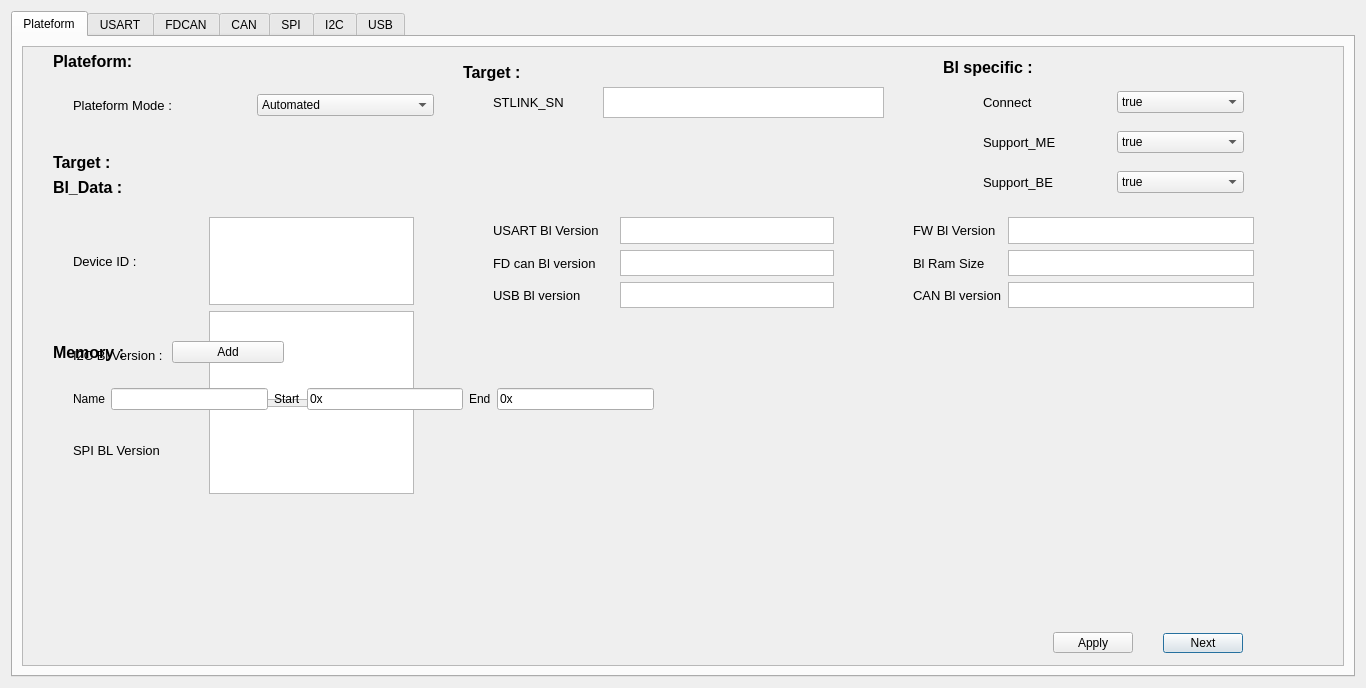
First picture: the form in appdialog.ui, repository medbsl/GUI-TooL, before the edit.
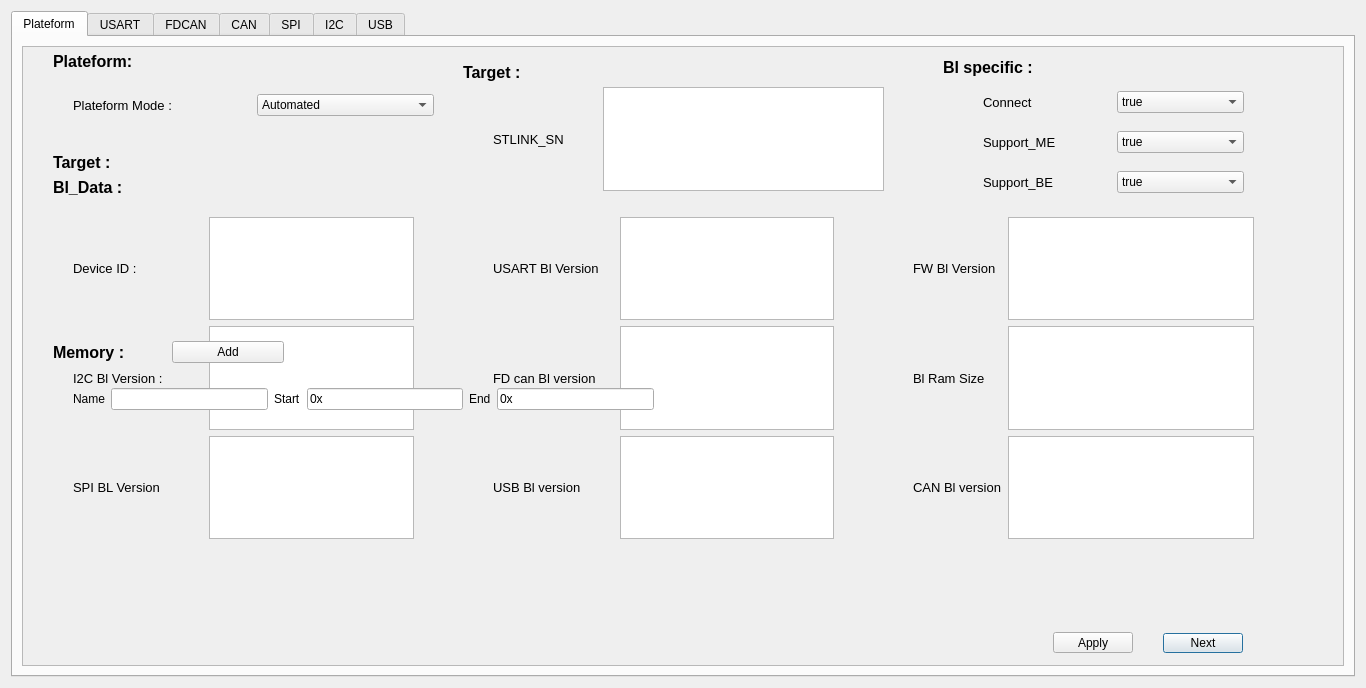
Second picture: the form after the edit. The open tabs and pages were chosen to show the change.

What changed in the file:
```diff
--- a/appdialog.ui
+++ b/appdialog.ui
@@ -35,7 +35,7 @@
             <x>0</x>
             <y>0</y>
             <width>1314</width>
-            <height>617</height>
+            <height>616</height>
            </rect>
           </property>
           <widget class="QLabel" name="label_28">
@@ -64,7 +64,7 @@
              <x>890</x>
              <y>170</y>
              <width>341</width>
-             <height>91</height>
+             <height>322</height>
             </rect>
            </property>
            <layout class="QGridLayout" name="gridLayout_4">
@@ -86,8 +86,8 @@
                <string>&lt;!DOCTYPE HTML PUBLIC &quot;-//W3C//DTD HTML 4.0//EN&quot; &quot;http://www.w3.org/TR/REC-html40/strict.dtd&quot;&gt;
 &lt;html&gt;&lt;head&gt;&lt;meta name=&quot;qrichtext&quot; content=&quot;1&quot; /&gt;&lt;style type=&quot;text/css&quot;&gt;
 p, li { white-space: pre-wrap; }
-&lt;/style&gt;&lt;/head&gt;&lt;body style=&quot; font-family:'MS Shell Dlg 2'; font-size:7.8pt; font-weight:400; font-style:normal;&quot;&gt;
-&lt;p style=&quot;-qt-paragraph-type:empty; margin-top:0px; margin-bottom:0px; margin-left:0px; margin-right:0px; -qt-block-indent:0; text-indent:0px; font-size:8pt;&quot;&gt;&lt;br /&gt;&lt;/p&gt;&lt;/body&gt;&lt;/html&gt;</string>
+&lt;/style&gt;&lt;/head&gt;&lt;body style=&quot; font-family:'MS Shell Dlg 2'; font-size:8pt; font-weight:400; font-style:normal;&quot;&gt;
+&lt;p style=&quot;-qt-paragraph-type:empty; margin-top:0px; margin-bottom:0px; margin-left:0px; margin-right:0px; -qt-block-indent:0; text-indent:0px;&quot;&gt;&lt;br /&gt;&lt;/p&gt;&lt;/body&gt;&lt;/html&gt;</string>
               </property>
              </widget>
             </item>
@@ -109,8 +109,8 @@
                <string>&lt;!DOCTYPE HTML PUBLIC &quot;-//W3C//DTD HTML 4.0//EN&quot; &quot;http://www.w3.org/TR/REC-html40/strict.dtd&quot;&gt;
 &lt;html&gt;&lt;head&gt;&lt;meta name=&quot;qrichtext&quot; content=&quot;1&quot; /&gt;&lt;style type=&quot;text/css&quot;&gt;
 p, li { white-space: pre-wrap; }
-&lt;/style&gt;&lt;/head&gt;&lt;body style=&quot; font-family:'MS Shell Dlg 2'; font-size:7.8pt; font-weight:400; font-style:normal;&quot;&gt;
-&lt;p style=&quot;-qt-paragraph-type:empty; margin-top:0px; margin-bottom:0px; margin-left:0px; margin-right:0px; -qt-block-indent:0; text-indent:0px; font-size:8pt;&quot;&gt;&lt;br /&gt;&lt;/p&gt;&lt;/body&gt;&lt;/html&gt;</string>
+&lt;/style&gt;&lt;/head&gt;&lt;body style=&quot; font-family:'MS Shell Dlg 2'; font-size:8pt; font-weight:400; font-style:normal;&quot;&gt;
+&lt;p style=&quot;-qt-paragraph-type:empty; margin-top:0px; margin-bottom:0px; margin-left:0px; margin-right:0px; -qt-block-indent:0; text-indent:0px;&quot;&gt;&lt;br /&gt;&lt;/p&gt;&lt;/body&gt;&lt;/html&gt;</string>
               </property>
              </widget>
             </item>
@@ -132,8 +132,8 @@
                <string>&lt;!DOCTYPE HTML PUBLIC &quot;-//W3C//DTD HTML 4.0//EN&quot; &quot;http://www.w3.org/TR/REC-html40/strict.dtd&quot;&gt;
 &lt;html&gt;&lt;head&gt;&lt;meta name=&quot;qrichtext&quot; content=&quot;1&quot; /&gt;&lt;style type=&quot;text/css&quot;&gt;
 p, li { white-space: pre-wrap; }
-&lt;/style&gt;&lt;/head&gt;&lt;body style=&quot; font-family:'MS Shell Dlg 2'; font-size:7.8pt; font-weight:400; font-style:normal;&quot;&gt;
-&lt;p style=&quot;-qt-paragraph-type:empty; margin-top:0px; margin-bottom:0px; margin-left:0px; margin-right:0px; -qt-block-indent:0; text-indent:0px; font-size:8pt;&quot;&gt;&lt;br /&gt;&lt;/p&gt;&lt;/body&gt;&lt;/html&gt;</string>
+&lt;/style&gt;&lt;/head&gt;&lt;body style=&quot; font-family:'MS Shell Dlg 2'; font-size:8pt; font-weight:400; font-style:normal;&quot;&gt;
+&lt;p style=&quot;-qt-paragraph-type:empty; margin-top:0px; margin-bottom:0px; margin-left:0px; margin-right:0px; -qt-block-indent:0; text-indent:0px;&quot;&gt;&lt;br /&gt;&lt;/p&gt;&lt;/body&gt;&lt;/html&gt;</string>
               </property>
              </widget>
             </item>
@@ -145,7 +145,7 @@
              <x>50</x>
              <y>170</y>
              <width>341</width>
-             <height>277</height>
+             <height>322</height>
             </rect>
            </property>
            <layout class="QGridLayout" name="gridLayout_2">
@@ -167,8 +167,8 @@
                <string>&lt;!DOCTYPE HTML PUBLIC &quot;-//W3C//DTD HTML 4.0//EN&quot; &quot;http://www.w3.org/TR/REC-html40/strict.dtd&quot;&gt;
 &lt;html&gt;&lt;head&gt;&lt;meta name=&quot;qrichtext&quot; content=&quot;1&quot; /&gt;&lt;style type=&quot;text/css&quot;&gt;
 p, li { white-space: pre-wrap; }
-&lt;/style&gt;&lt;/head&gt;&lt;body style=&quot; font-family:'MS Shell Dlg 2'; font-size:7.8pt; font-weight:400; font-style:normal;&quot;&gt;
-&lt;p style=&quot;-qt-paragraph-type:empty; margin-top:0px; margin-bottom:0px; margin-left:0px; margin-right:0px; -qt-block-indent:0; text-indent:0px; font-size:8pt;&quot;&gt;&lt;br /&gt;&lt;/p&gt;&lt;/body&gt;&lt;/html&gt;</string>
+&lt;/style&gt;&lt;/head&gt;&lt;body style=&quot; font-family:'MS Shell Dlg 2'; font-size:8pt; font-weight:400; font-style:normal;&quot;&gt;
+&lt;p style=&quot;-qt-paragraph-type:empty; margin-top:0px; margin-bottom:0px; margin-left:0px; margin-right:0px; -qt-block-indent:0; text-indent:0px;&quot;&gt;&lt;br /&gt;&lt;/p&gt;&lt;/body&gt;&lt;/html&gt;</string>
               </property>
              </widget>
             </item>
@@ -190,8 +190,8 @@
                <string>&lt;!DOCTYPE HTML PUBLIC &quot;-//W3C//DTD HTML 4.0//EN&quot; &quot;http://www.w3.org/TR/REC-html40/strict.dtd&quot;&gt;
 &lt;html&gt;&lt;head&gt;&lt;meta name=&quot;qrichtext&quot; content=&quot;1&quot; /&gt;&lt;style type=&quot;text/css&quot;&gt;
 p, li { white-space: pre-wrap; }
-&lt;/style&gt;&lt;/head&gt;&lt;body style=&quot; font-family:'MS Shell Dlg 2'; font-size:7.8pt; font-weight:400; font-style:normal;&quot;&gt;
-&lt;p style=&quot;-qt-paragraph-type:empty; margin-top:0px; margin-bottom:0px; margin-left:0px; margin-right:0px; -qt-block-indent:0; text-indent:0px; font-size:8pt;&quot;&gt;&lt;br /&gt;&lt;/p&gt;&lt;/body&gt;&lt;/html&gt;</string>
+&lt;/style&gt;&lt;/head&gt;&lt;body style=&quot; font-family:'MS Shell Dlg 2'; font-size:8pt; font-weight:400; font-style:normal;&quot;&gt;
+&lt;p style=&quot;-qt-paragraph-type:empty; margin-top:0px; margin-bottom:0px; margin-left:0px; margin-right:0px; -qt-block-indent:0; text-indent:0px;&quot;&gt;&lt;br /&gt;&lt;/p&gt;&lt;/body&gt;&lt;/html&gt;</string>
               </property>
              </widget>
             </item>
@@ -213,8 +213,8 @@
                <string>&lt;!DOCTYPE HTML PUBLIC &quot;-//W3C//DTD HTML 4.0//EN&quot; &quot;http://www.w3.org/TR/REC-html40/strict.dtd&quot;&gt;
 &lt;html&gt;&lt;head&gt;&lt;meta name=&quot;qrichtext&quot; content=&quot;1&quot; /&gt;&lt;style type=&quot;text/css&quot;&gt;
 p, li { white-space: pre-wrap; }
-&lt;/style&gt;&lt;/head&gt;&lt;body style=&quot; font-family:'MS Shell Dlg 2'; font-size:7.8pt; font-weight:400; font-style:normal;&quot;&gt;
-&lt;p style=&quot;-qt-paragraph-type:empty; margin-top:0px; margin-bottom:0px; margin-left:0px; margin-right:0px; -qt-block-indent:0; text-indent:0px; font-size:8pt;&quot;&gt;&lt;br /&gt;&lt;/p&gt;&lt;/body&gt;&lt;/html&gt;</string>
+&lt;/style&gt;&lt;/head&gt;&lt;body style=&quot; font-family:'MS Shell Dlg 2'; font-size:8pt; font-weight:400; font-style:normal;&quot;&gt;
+&lt;p style=&quot;-qt-paragraph-type:empty; margin-top:0px; margin-bottom:0px; margin-left:0px; margin-right:0px; -qt-block-indent:0; text-indent:0px;&quot;&gt;&lt;br /&gt;&lt;/p&gt;&lt;/body&gt;&lt;/html&gt;</string>
               </property>
              </widget>
             </item>
@@ -226,7 +226,7 @@
              <x>470</x>
              <y>170</y>
              <width>341</width>
-             <height>91</height>
+             <height>322</height>
             </rect>
            </property>
            <layout class="QGridLayout" name="gridLayout_3">
@@ -248,8 +248,8 @@
                <string>&lt;!DOCTYPE HTML PUBLIC &quot;-//W3C//DTD HTML 4.0//EN&quot; &quot;http://www.w3.org/TR/REC-html40/strict.dtd&quot;&gt;
 &lt;html&gt;&lt;head&gt;&lt;meta name=&quot;qrichtext&quot; content=&quot;1&quot; /&gt;&lt;style type=&quot;text/css&quot;&gt;
 p, li { white-space: pre-wrap; }
-&lt;/style&gt;&lt;/head&gt;&lt;body style=&quot; font-family:'MS Shell Dlg 2'; font-size:7.8pt; font-weight:400; font-style:normal;&quot;&gt;
-&lt;p style=&quot;-qt-paragraph-type:empty; margin-top:0px; margin-bottom:0px; margin-left:0px; margin-right:0px; -qt-block-indent:0; text-indent:0px; font-size:8pt;&quot;&gt;&lt;br /&gt;&lt;/p&gt;&lt;/body&gt;&lt;/html&gt;</string>
+&lt;/style&gt;&lt;/head&gt;&lt;body style=&quot; font-family:'MS Shell Dlg 2'; font-size:8pt; font-weight:400; font-style:normal;&quot;&gt;
+&lt;p style=&quot;-qt-paragraph-type:empty; margin-top:0px; margin-bottom:0px; margin-left:0px; margin-right:0px; -qt-block-indent:0; text-indent:0px;&quot;&gt;&lt;br /&gt;&lt;/p&gt;&lt;/body&gt;&lt;/html&gt;</string>
               </property>
              </widget>
             </item>
@@ -271,8 +271,8 @@
                <string>&lt;!DOCTYPE HTML PUBLIC &quot;-//W3C//DTD HTML 4.0//EN&quot; &quot;http://www.w3.org/TR/REC-html40/strict.dtd&quot;&gt;
 &lt;html&gt;&lt;head&gt;&lt;meta name=&quot;qrichtext&quot; content=&quot;1&quot; /&gt;&lt;style type=&quot;text/css&quot;&gt;
 p, li { white-space: pre-wrap; }
-&lt;/style&gt;&lt;/head&gt;&lt;body style=&quot; font-family:'MS Shell Dlg 2'; font-size:7.8pt; font-weight:400; font-style:normal;&quot;&gt;
-&lt;p style=&quot;-qt-paragraph-type:empty; margin-top:0px; margin-bottom:0px; margin-left:0px; margin-right:0px; -qt-block-indent:0; text-indent:0px; font-size:8pt;&quot;&gt;&lt;br /&gt;&lt;/p&gt;&lt;/body&gt;&lt;/html&gt;</string>
+&lt;/style&gt;&lt;/head&gt;&lt;body style=&quot; font-family:'MS Shell Dlg 2'; font-size:8pt; font-weight:400; font-style:normal;&quot;&gt;
+&lt;p style=&quot;-qt-paragraph-type:empty; margin-top:0px; margin-bottom:0px; margin-left:0px; margin-right:0px; -qt-block-indent:0; text-indent:0px;&quot;&gt;&lt;br /&gt;&lt;/p&gt;&lt;/body&gt;&lt;/html&gt;</string>
               </property>
              </widget>
             </item>
@@ -294,8 +294,8 @@
                <string>&lt;!DOCTYPE HTML PUBLIC &quot;-//W3C//DTD HTML 4.0//EN&quot; &quot;http://www.w3.org/TR/REC-html40/strict.dtd&quot;&gt;
 &lt;html&gt;&lt;head&gt;&lt;meta name=&quot;qrichtext&quot; content=&quot;1&quot; /&gt;&lt;style type=&quot;text/css&quot;&gt;
 p, li { white-space: pre-wrap; }
-&lt;/style&gt;&lt;/head&gt;&lt;body style=&quot; font-family:'MS Shell Dlg 2'; font-size:7.8pt; font-weight:400; font-style:normal;&quot;&gt;
-&lt;p style=&quot;-qt-paragraph-type:empty; margin-top:0px; margin-bottom:0px; margin-left:0px; margin-right:0px; -qt-block-indent:0; text-indent:0px; font-size:8pt;&quot;&gt;&lt;br /&gt;&lt;/p&gt;&lt;/body&gt;&lt;/html&gt;</string>
+&lt;/style&gt;&lt;/head&gt;&lt;body style=&quot; font-family:'MS Shell Dlg 2'; font-size:8pt; font-weight:400; font-style:normal;&quot;&gt;
+&lt;p style=&quot;-qt-paragraph-type:empty; margin-top:0px; margin-bottom:0px; margin-left:0px; margin-right:0px; -qt-block-indent:0; text-indent:0px;&quot;&gt;&lt;br /&gt;&lt;/p&gt;&lt;/body&gt;&lt;/html&gt;</string>
               </property>
              </widget>
             </item>
@@ -385,7 +385,7 @@
              <x>470</x>
              <y>40</y>
              <width>391</width>
-             <height>31</height>
+             <height>104</height>
             </rect>
            </property>
            <layout class="QHBoxLayout" name="horizontalLayout_14">
@@ -407,8 +407,8 @@
                <string>&lt;!DOCTYPE HTML PUBLIC &quot;-//W3C//DTD HTML 4.0//EN&quot; &quot;http://www.w3.org/TR/REC-html40/strict.dtd&quot;&gt;
 &lt;html&gt;&lt;head&gt;&lt;meta name=&quot;qrichtext&quot; content=&quot;1&quot; /&gt;&lt;style type=&quot;text/css&quot;&gt;
 p, li { white-space: pre-wrap; }
-&lt;/style&gt;&lt;/head&gt;&lt;body style=&quot; font-family:'MS Shell Dlg 2'; font-size:7.8pt; font-weight:400; font-style:normal;&quot;&gt;
-&lt;p style=&quot;-qt-paragraph-type:empty; margin-top:0px; margin-bottom:0px; margin-left:0px; margin-right:0px; -qt-block-indent:0; text-indent:0px; font-size:8pt;&quot;&gt;&lt;br /&gt;&lt;/p&gt;&lt;/body&gt;&lt;/html&gt;</string>
+&lt;/style&gt;&lt;/head&gt;&lt;body style=&quot; font-family:'MS Shell Dlg 2'; font-size:8pt; font-weight:400; font-style:normal;&quot;&gt;
+&lt;p style=&quot;-qt-paragraph-type:empty; margin-top:0px; margin-bottom:0px; margin-left:0px; margin-right:0px; -qt-block-indent:0; text-indent:0px;&quot;&gt;&lt;br /&gt;&lt;/p&gt;&lt;/body&gt;&lt;/html&gt;</string>
               </property>
              </widget>
             </item>
```
Left out of the diff: 26 changed lines with no effect on the pictures.
